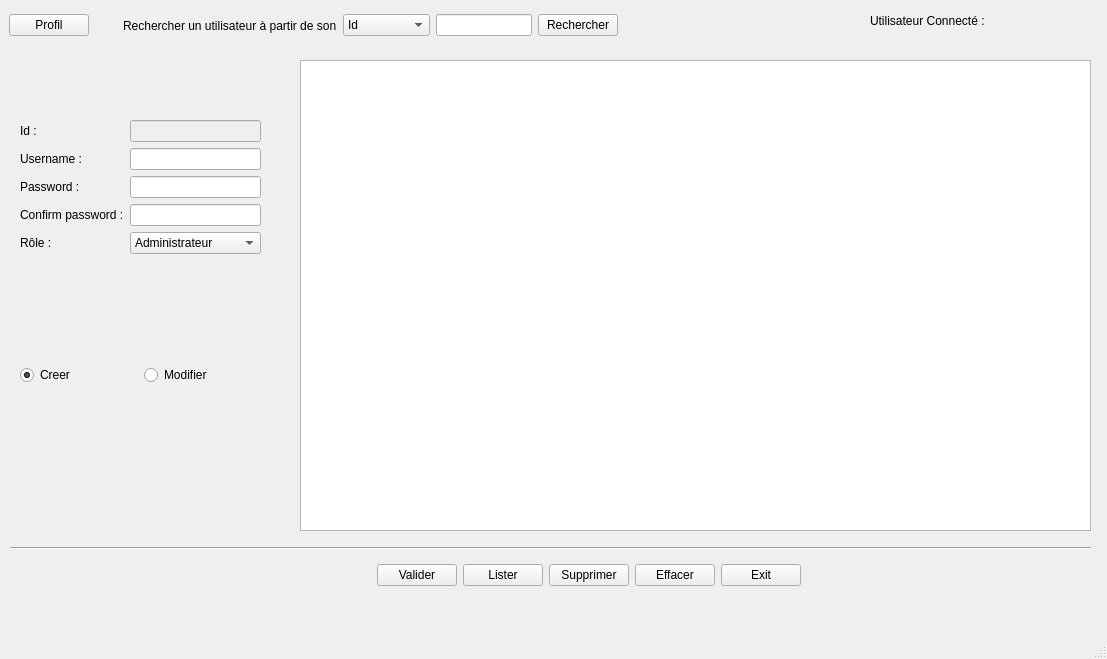
Before: the Qt Designer form uiadministrateur.ui in chafaatoumk/gestion-notes-Qt, drawn with Qt 5.
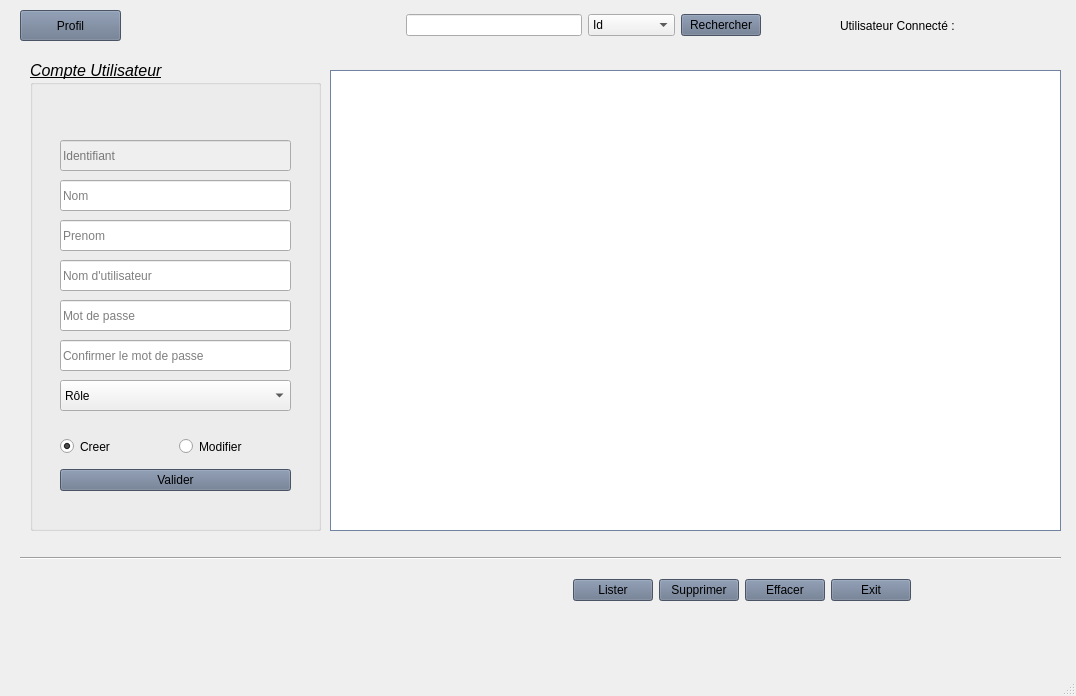
After: the same form once the commit is applied. Icons and pictures are not drawn.

The edit to the form file:
```diff
--- a/uiadministrateur.ui
+++ b/uiadministrateur.ui
@@ -9,318 +9,419 @@
    <rect>
     <x>0</x>
     <y>0</y>
-    <width>1107</width>
-    <height>659</height>
+    <width>1076</width>
+    <height>696</height>
    </rect>
   </property>
   <property name="windowTitle">
    <string>Interface Administrateur</string>
   </property>
+  <property name="windowIcon">
+   <iconset resource="Ressources.qrc">
+    <normaloff>:/images/images/bg.jpg</normaloff>:/images/images/bg.jpg</iconset>
+  </property>
   <widget class="QWidget" name="centralwidget">
-   <widget class="QWidget" name="formLayoutWidget">
+   <widget class="QWidget" name="widget" native="true">
     <property name="geometry">
      <rect>
-      <x>20</x>
-      <y>120</y>
-      <width>241</width>
-      <height>181</height>
+      <x>10</x>
+      <y>0</y>
+      <width>1061</width>
+      <height>641</height>
      </rect>
     </property>
-    <layout class="QFormLayout" name="formLayout">
-     <item row="0" column="0">
-      <widget class="QLabel" name="labelId">
-       <property name="text">
-        <string>Id :</string>
-       </property>
-      </widget>
-     </item>
-     <item row="0" column="1">
-      <widget class="QLineEdit" name="lineEditId">
-       <property name="enabled">
-        <bool>false</bool>
-       </property>
-      </widget>
-     </item>
-     <item row="1" column="0">
-      <widget class="QLabel" name="labelUsername">
-       <property name="text">
-        <string>Username :</string>
-       </property>
-      </widget>
-     </item>
-     <item row="1" column="1">
-      <widget class="QLineEdit" name="lineEditUsername"/>
-     </item>
-     <item row="2" column="0">
-      <widget class="QLabel" name="labelPassword">
-       <property name="text">
-        <string>Password :</string>
-       </property>
-      </widget>
-     </item>
-     <item row="2" column="1">
-      <widget class="QLineEdit" name="lineEditPassword">
-       <property name="echoMode">
-        <enum>QLineEdit::Password</enum>
-       </property>
-      </widget>
-     </item>
-     <item row="3" column="0">
-      <widget class="QLabel" name="labelConfirmPassword">
-       <property name="text">
-        <string>Confirm password :</string>
-       </property>
-      </widget>
-     </item>
-     <item row="3" column="1">
-      <widget class="QLineEdit" name="lineEditConfirmPassword">
-       <property name="echoMode">
-        <enum>QLineEdit::Password</enum>
-       </property>
-      </widget>
-     </item>
-     <item row="4" column="0">
-      <widget class="QLabel" name="labelRole">
-       <property name="text">
-        <string>Rôle :</string>
-       </property>
-      </widget>
-     </item>
-     <item row="4" column="1">
-      <widget class="QComboBox" name="comboBoxRole">
-       <property name="currentIndex">
-        <number>0</number>
-       </property>
-       <item>
+    <property name="styleSheet">
+     <string notr="true">background-image: url(:/images/images/bg.jpg);</string>
+    </property>
+    <widget class="QTableView" name="tableView">
+     <property name="geometry">
+      <rect>
+       <x>320</x>
+       <y>70</y>
+       <width>731</width>
+       <height>461</height>
+      </rect>
+     </property>
+     <property name="styleSheet">
+      <string notr="true">border: 1px solid;
+border-color: rgb(112, 132, 162);</string>
+     </property>
+    </widget>
+    <widget class="QWidget" name="horizontalLayoutWidget_4">
+     <property name="geometry">
+      <rect>
+       <x>830</x>
+       <y>10</y>
+       <width>221</width>
+       <height>31</height>
+      </rect>
+     </property>
+     <layout class="QHBoxLayout" name="horizontalLayout_4">
+      <item>
+       <widget class="QLabel" name="labelUtilisateurConnecteTitre">
         <property name="text">
-         <string>Administrateur</string>
+         <string>Utilisateur Connecté :</string>
         </property>
-       </item>
-       <item>
+       </widget>
+      </item>
+      <item>
+       <widget class="QLabel" name="labelUtilisateurConnecte">
         <property name="text">
-         <string>Responsable</string>
+         <string>&lt;dynamic&gt;</string>
         </property>
-       </item>
-       <item>
+       </widget>
+      </item>
+     </layout>
+    </widget>
+    <widget class="QWidget" name="horizontalLayoutWidget_3">
+     <property name="geometry">
+      <rect>
+       <x>220</x>
+       <y>10</y>
+       <width>531</width>
+       <height>31</height>
+      </rect>
+     </property>
+     <layout class="QHBoxLayout" name="horizontalLayout_3">
+      <item>
+       <spacer name="horizontalSpacer_2">
+        <property name="orientation">
+         <enum>Qt::Horizontal</enum>
+        </property>
+        <property name="sizeHint" stdset="0">
+         <size>
+          <width>40</width>
+          <height>20</height>
+         </size>
+        </property>
+       </spacer>
+      </item>
+      <item>
+       <widget class="QLineEdit" name="lineEditRechercher"/>
+      </item>
+      <item>
+       <widget class="QComboBox" name="comboBoxRechercherPar">
+        <property name="currentIndex">
+         <number>0</number>
+        </property>
+        <item>
+         <property name="text">
+          <string>Id</string>
+         </property>
+        </item>
+        <item>
+         <property name="text">
+          <string>Username</string>
+         </property>
+        </item>
+       </widget>
+      </item>
+      <item>
+       <widget class="QPushButton" name="pushButtonRechercher">
+        <property name="styleSheet">
+         <string notr="true">background-color: rgb(103, 117, 141);</string>
+        </property>
         <property name="text">
-         <string>Formateur</string>
+         <string>Rechercher</string>
         </property>
-       </item>
-       <item>
+       </widget>
+      </item>
+     </layout>
+    </widget>
+    <widget class="QWidget" name="horizontalLayoutWidget_2">
+     <property name="geometry">
+      <rect>
+       <x>110</x>
+       <y>570</y>
+       <width>791</width>
+       <height>41</height>
+      </rect>
+     </property>
+     <layout class="QHBoxLayout" name="horizontalLayout_2">
+      <item>
+       <spacer name="horizontalSpacer">
+        <property name="orientation">
+         <enum>Qt::Horizontal</enum>
+        </property>
+        <property name="sizeHint" stdset="0">
+         <size>
+          <width>40</width>
+          <height>20</height>
+         </size>
+        </property>
+       </spacer>
+      </item>
+      <item>
+       <widget class="QPushButton" name="pushButtonLister">
+        <property name="styleSheet">
+         <string notr="true">background-color: rgb(103, 117, 141);</string>
+        </property>
         <property name="text">
-         <string>Etudiant</string>
+         <string>Lister</string>
         </property>
-       </item>
-      </widget>
-     </item>
-    </layout>
-   </widget>
-   <widget class="QWidget" name="horizontalLayoutWidget">
-    <property name="geometry">
-     <rect>
-      <x>20</x>
-      <y>360</y>
-      <width>241</width>
-      <height>31</height>
-     </rect>
-    </property>
-    <layout class="QHBoxLayout" name="horizontalLayout">
-     <item>
-      <widget class="QRadioButton" name="radioButtonCreer">
+       </widget>
+      </item>
+      <item>
+       <widget class="QPushButton" name="pushButtonSupprimer">
+        <property name="styleSheet">
+         <string notr="true">background-color: rgb(103, 117, 141);</string>
+        </property>
+        <property name="text">
+         <string>Supprimer</string>
+        </property>
+       </widget>
+      </item>
+      <item>
+       <widget class="QPushButton" name="pushButtonEffacer">
+        <property name="styleSheet">
+         <string notr="true">background-color: rgb(103, 117, 141);</string>
+        </property>
+        <property name="text">
+         <string>Effacer</string>
+        </property>
+       </widget>
+      </item>
+      <item>
+       <widget class="QPushButton" name="pushButtonExit">
+        <property name="styleSheet">
+         <string notr="true">background-color: rgb(103, 117, 141);</string>
+        </property>
+        <property name="text">
+         <string>Exit</string>
+        </property>
+       </widget>
+      </item>
+     </layout>
+    </widget>
+    <widget class="Line" name="line">
+     <property name="geometry">
+      <rect>
+       <x>10</x>
+       <y>550</y>
+       <width>1041</width>
+       <height>16</height>
+      </rect>
+     </property>
+     <property name="styleSheet">
+      <string notr="true">color: rgb(0, 0, 127);</string>
+     </property>
+     <property name="orientation">
+      <enum>Qt::Horizontal</enum>
+     </property>
+    </widget>
+    <widget class="QPushButton" name="pushButtonProfil">
+     <property name="geometry">
+      <rect>
+       <x>10</x>
+       <y>10</y>
+       <width>101</width>
+       <height>31</height>
+      </rect>
+     </property>
+     <property name="toolTip">
+      <string>Consulter mon profil ...</string>
+     </property>
+     <property name="styleSheet">
+      <string notr="true">background-color: rgb(103, 117, 141);</string>
+     </property>
+     <property name="text">
+      <string>Profil</string>
+     </property>
+    </widget>
+    <widget class="QGroupBox" name="groupBox">
+     <property name="geometry">
+      <rect>
+       <x>20</x>
+       <y>60</y>
+       <width>291</width>
+       <height>471</height>
+      </rect>
+     </property>
+     <property name="font">
+      <font>
+       <pointsize>12</pointsize>
+       <italic>true</italic>
+       <underline>true</underline>
+      </font>
+     </property>
+     <property name="styleSheet">
+      <string notr="true">border-color: rgb(0, 0, 127);</string>
+     </property>
+     <property name="title">
+      <string>Compte Utilisateur</string>
+     </property>
+     <widget class="QLineEdit" name="lineEditId">
+      <property name="enabled">
+       <bool>false</bool>
+      </property>
+      <property name="geometry">
+       <rect>
+        <x>30</x>
+        <y>80</y>
+        <width>231</width>
+        <height>31</height>
+       </rect>
+      </property>
+      <property name="styleSheet">
+       <string notr="true"/>
+      </property>
+      <property name="placeholderText">
+       <string>Identifiant</string>
+      </property>
+     </widget>
+     <widget class="QLineEdit" name="lineEditUsername">
+      <property name="geometry">
+       <rect>
+        <x>30</x>
+        <y>200</y>
+        <width>231</width>
+        <height>31</height>
+       </rect>
+      </property>
+      <property name="placeholderText">
+       <string>Nom d'utilisateur</string>
+      </property>
+     </widget>
+     <widget class="QLineEdit" name="lineEditPassword">
+      <property name="geometry">
+       <rect>
+        <x>30</x>
+        <y>240</y>
+        <width>231</width>
+        <height>31</height>
+       </rect>
+      </property>
+      <property name="echoMode">
+       <enum>QLineEdit::Password</enum>
+      </property>
+      <property name="placeholderText">
+       <string>Mot de passe</string>
+      </property>
+     </widget>
+     <widget class="QLineEdit" name="lineEditConfirmPassword">
+      <property name="geometry">
+       <rect>
+        <x>30</x>
+        <y>280</y>
+        <width>231</width>
+        <height>31</height>
+       </rect>
+      </property>
+      <property name="echoMode">
+       <enum>QLineEdit::Password</enum>
+      </property>
+      <property name="placeholderText">
+       <string>Confirmer le mot de passe</string>
+      </property>
+     </widget>
+     <widget class="QComboBox" name="comboBoxRole">
+      <property name="geometry">
+       <rect>
+        <x>30</x>
+        <y>320</y>
+        <width>231</width>
+        <height>31</height>
+       </rect>
+      </property>
+      <property name="currentIndex">
+       <number>0</number>
+      </property>
+      <item>
        <property name="text">
-        <string>Creer</string>
+        <string>Rôle</string>
        </property>
-       <property name="checked">
-        <bool>true</bool>
-       </property>
-      </widget>
-     </item>
-     <item>
-      <widget class="QRadioButton" name="radioButtonModifier">
+      </item>
+      <item>
        <property name="text">
-        <string>Modifier</string>
+        <string>Etudiant</string>
        </property>
-      </widget>
-     </item>
-    </layout>
-   </widget>
-   <widget class="Line" name="line">
-    <property name="geometry">
-     <rect>
-      <x>10</x>
-      <y>540</y>
-      <width>1081</width>
-      <height>16</height>
-     </rect>
-    </property>
-    <property name="orientation">
-     <enum>Qt::Horizontal</enum>
-    </property>
-   </widget>
-   <widget class="QWidget" name="horizontalLayoutWidget_2">
-    <property name="geometry">
-     <rect>
-      <x>10</x>
-      <y>550</y>
-      <width>791</width>
-      <height>51</height>
-     </rect>
-    </property>
-    <layout class="QHBoxLayout" name="horizontalLayout_2">
-     <item>
-      <spacer name="horizontalSpacer">
-       <property name="orientation">
-        <enum>Qt::Horizontal</enum>
-       </property>
-       <property name="sizeHint" stdset="0">
-        <size>
-         <width>40</width>
-         <height>20</height>
-        </size>
-       </property>
-      </spacer>
-     </item>
-     <item>
-      <widget class="QPushButton" name="pushButtonValider">
+      </item>
+      <item>
        <property name="text">
-        <string>Valider</string>
+        <string>Formateur</string>
        </property>
-      </widget>
-     </item>
-     <item>
-      <widget class="QPushButton" name="pushButtonLister">
+      </item>
+      <item>
        <property name="text">
-        <string>Lister</string>
+        <string>Responsable</string>
        </property>
-      </widget>
-     </item>
-     <item>
-      <widget class="QPushButton" name="pushButtonSupprimer">
+      </item>
+      <item>
        <property name="text">
-        <string>Supprimer</string>
+        <string>Administrateur</string>
        </property>
-      </widget>
-     </item>
-     <item>
-      <widget class="QPushButton" name="pushButtonEffacer">
-       <property name="text">
-        <string>Effacer</string>
-       </property>
-      </widget>
-     </item>
-     <item>
-      <widget class="QPushButton" name="pushButtonExit">
-       <property name="text">
-        <string>Exit</string>
-       </property>
-      </widget>
-     </item>
-    </layout>
-   </widget>
-   <widget class="QTableView" name="tableView">
-    <property name="geometry">
-     <rect>
-      <x>300</x>
-      <y>60</y>
-      <width>791</width>
-      <height>471</height>
-     </rect>
-    </property>
-   </widget>
-   <widget class="QWidget" name="horizontalLayoutWidget_3">
-    <property name="geometry">
-     <rect>
-      <x>9</x>
-      <y>10</y>
-      <width>609</width>
-      <height>31</height>
-     </rect>
-    </property>
-    <layout class="QHBoxLayout" name="horizontalLayout_3">
-     <item>
-      <widget class="QPushButton" name="pushButtonProfil">
-       <property name="toolTip">
-        <string>Consulter mon profil ...</string>
-       </property>
-       <property name="text">
-        <string>Profil</string>
-       </property>
-      </widget>
-     </item>
-     <item>
-      <spacer name="horizontalSpacer_2">
-       <property name="orientation">
-        <enum>Qt::Horizontal</enum>
-       </property>
-       <property name="sizeHint" stdset="0">
-        <size>
-         <width>40</width>
-         <height>20</height>
-        </size>
-       </property>
-      </spacer>
-     </item>
-     <item>
-      <widget class="QLabel" name="labelRechercher">
-       <property name="text">
-        <string>Rechercher un utilisateur à partir de son</string>
-       </property>
-      </widget>
-     </item>
-     <item>
-      <widget class="QComboBox" name="comboBoxRechercherPar">
-       <property name="currentIndex">
-        <number>0</number>
-       </property>
+      </item>
+     </widget>
+     <widget class="QWidget" name="verticalLayoutWidget_3">
+      <property name="geometry">
+       <rect>
+        <x>30</x>
+        <y>370</y>
+        <width>231</width>
+        <height>71</height>
+       </rect>
+      </property>
+      <layout class="QVBoxLayout" name="verticalLayout_5">
        <item>
-        <property name="text">
-         <string>Id</string>
-        </property>
+        <layout class="QHBoxLayout" name="horizontalLayout">
+         <item>
+          <widget class="QRadioButton" name="radioButtonCreer">
+           <property name="text">
+            <string>Creer</string>
+           </property>
+           <property name="checked">
+            <bool>true</bool>
+           </property>
+          </widget>
+         </item>
+         <item>
+          <widget class="QRadioButton" name="radioButtonModifier">
+           <property name="text">
+            <string>Modifier</string>
+           </property>
+          </widget>
+         </item>
+        </layout>
        </item>
        <item>
-        <property name="text">
-         <string>Username</string>
-        </property>
+        <widget class="QPushButton" name="pushButtonValider">
+         <property name="styleSheet">
+          <string notr="true">background-color: rgb(103, 117, 141);</string>
+         </property>
+         <property name="text">
+          <string>Valider</string>
+         </property>
+        </widget>
        </item>
-      </widget>
-     </item>
-     <item>
-      <widget class="QLineEdit" name="lineEditRechercher"/>
-     </item>
-     <item>
-      <widget class="QPushButton" name="pushButtonRechercher">
-       <property name="text">
-        <string>Rechercher</string>
-       </property>
-      </widget>
-     </item>
-    </layout>
-   </widget>
-   <widget class="QWidget" name="horizontalLayoutWidget_4">
-    <property name="geometry">
-     <rect>
-      <x>870</x>
-      <y>10</y>
-      <width>221</width>
-      <height>21</height>
-     </rect>
-    </property>
-    <layout class="QHBoxLayout" name="horizontalLayout_4">
-     <item>
-      <widget class="QLabel" name="labelUtilisateurConnecteTitre">
-       <property name="text">
-        <string>Utilisateur Connecté :</string>
-       </property>
-      </widget>
-     </item>
-     <item>
-      <widget class="QLabel" name="labelUtilisateurConnecte">
-       <property name="text">
-        <string>&lt;dynamic&gt;</string>
-       </property>
-      </widget>
-     </item>
-    </layout>
+      </layout>
+     </widget>
+     <widget class="QLineEdit" name="lineEditPrenom">
+      <property name="geometry">
+       <rect>
+        <x>30</x>
+        <y>160</y>
+        <width>231</width>
+        <height>31</height>
+       </rect>
+      </property>
+      <property name="placeholderText">
+       <string>Prenom</string>
+      </property>
+     </widget>
+     <widget class="QLineEdit" name="lineEditNom">
+      <property name="geometry">
+       <rect>
+        <x>30</x>
+        <y>120</y>
+        <width>231</width>
+        <height>31</height>
+       </rect>
+      </property>
+      <property name="placeholderText">
+       <string>Nom</string>
+      </property>
+     </widget>
+    </widget>
    </widget>
   </widget>
   <widget class="QMenuBar" name="menubar">
@@ -328,7 +429,7 @@
     <rect>
      <x>0</x>
      <y>0</y>
-     <width>1107</width>
+     <width>1076</width>
      <height>26</height>
     </rect>
    </property>
```
Left out of the diff: 4 changed lines with no effect on the pictures.
